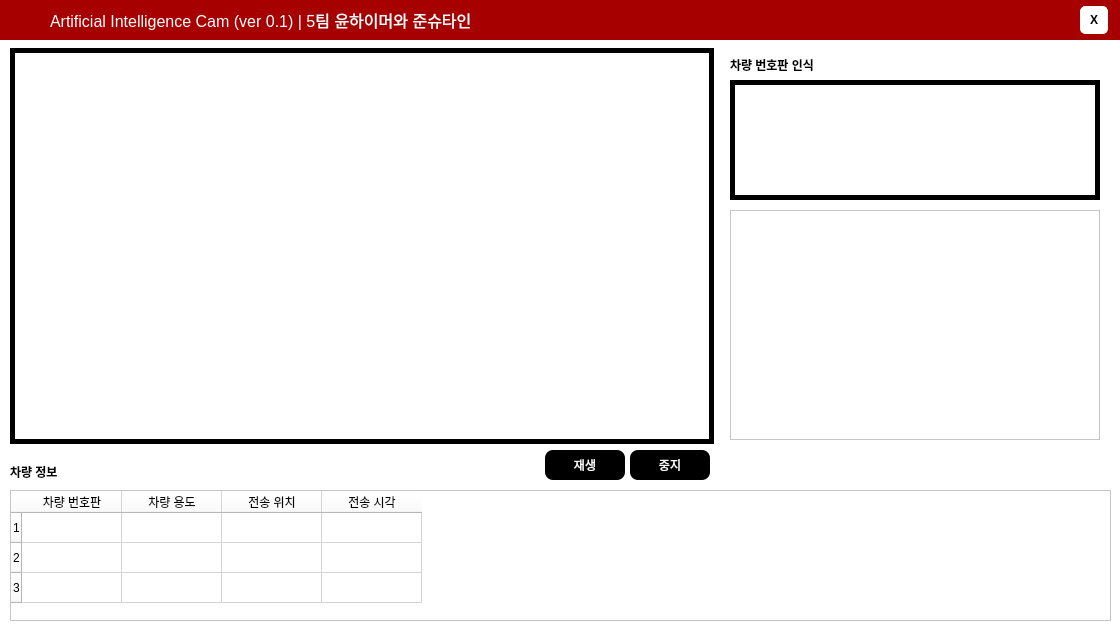
Old version of the form Qt_ui/_ui/ui_main_form.ui in the repository ULRBf/first_ai_project.
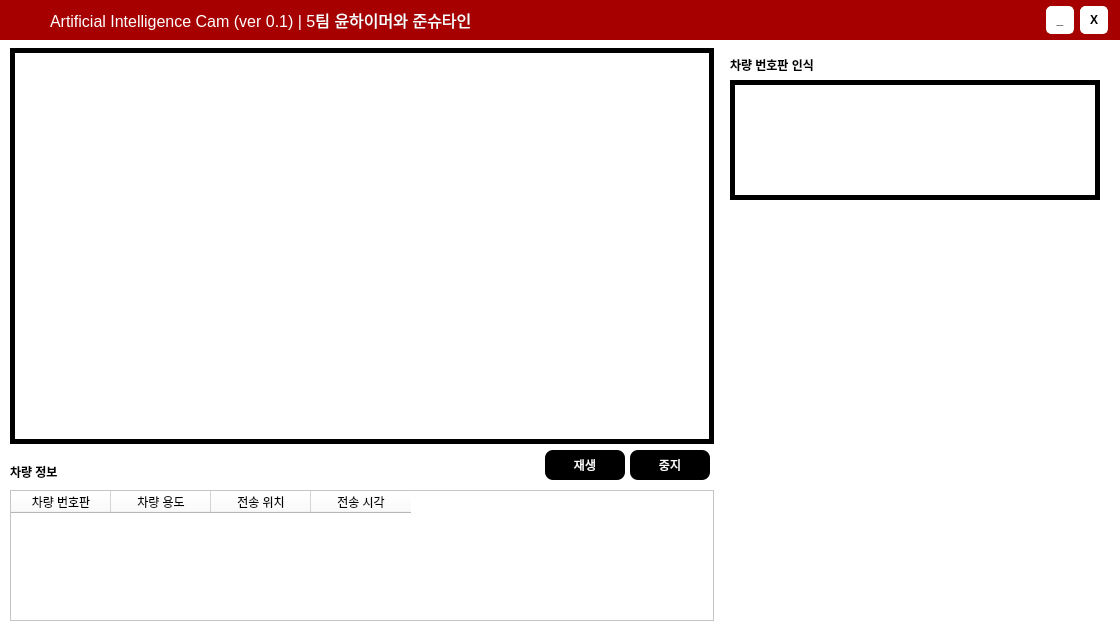
New version of the form. The open tabs and pages were chosen to show the change. Icons and pictures are not drawn.

What changed in the file:
```diff
--- a/Qt_ui/_ui/ui_main_form.ui
+++ b/Qt_ui/_ui/ui_main_form.ui
@@ -51,10 +51,13 @@
        <string notr="true">background-color: #FFFFFF;</string>
       </property>
       <property name="currentIndex">
-       <number>1</number>
+       <number>0</number>
       </property>
       <widget class="QWidget" name="page">
        <widget class="QPushButton" name="icon_title_img">
+        <property name="enabled">
+         <bool>false</bool>
+        </property>
         <property name="geometry">
          <rect>
           <x>220</x>
@@ -117,6 +120,9 @@
         </property>
        </widget>
        <widget class="QPushButton" name="icon_open_id">
+        <property name="enabled">
+         <bool>false</bool>
+        </property>
         <property name="geometry">
          <rect>
           <x>196</x>
@@ -169,6 +175,9 @@
         </property>
        </widget>
        <widget class="QPushButton" name="icon_open_pw">
+        <property name="enabled">
+         <bool>false</bool>
+        </property>
         <property name="geometry">
          <rect>
           <x>196</x>
@@ -288,6 +297,30 @@
          <string>X</string>
         </property>
        </widget>
+       <widget class="QPushButton" name="btn_main1_minimized">
+        <property name="geometry">
+         <rect>
+          <x>1046</x>
+          <y>6</y>
+          <width>28</width>
+          <height>28</height>
+         </rect>
+        </property>
+        <property name="font">
+         <font>
+          <weight>75</weight>
+          <bold>true</bold>
+         </font>
+        </property>
+        <property name="styleSheet">
+         <string notr="true">background-color: #FFFFFF;
+border: 1px solid white;
+border-radius: 5px;</string>
+        </property>
+        <property name="text">
+         <string>_</string>
+        </property>
+       </widget>
        <zorder>lb_main_title_background</zorder>
        <zorder>icon_title_img</zorder>
        <zorder>lb_main_title</zorder>
@@ -298,6 +331,7 @@
        <zorder>le_id_text</zorder>
        <zorder>le_pw_text</zorder>
        <zorder>btn_main1_close</zorder>
+       <zorder>btn_main1_minimized</zorder>
       </widget>
       <widget class="QWidget" name="page_2">
        <widget class="QLabel" name="lb_main_img">
@@ -355,28 +389,13 @@
          <rect>
           <x>10</x>
           <y>490</y>
-          <width>1101</width>
+          <width>704</width>
           <height>131</height>
          </rect>
         </property>
         <property name="editTriggers">
          <set>QAbstractItemView::NoEditTriggers</set>
         </property>
-        <row>
-         <property name="text">
-          <string>1</string>
-         </property>
-        </row>
-        <row>
-         <property name="text">
-          <string>2</string>
-         </property>
-        </row>
-        <row>
-         <property name="text">
-          <string>3</string>
-         </property>
-        </row>
         <column>
          <property name="text">
           <string>차량 번호판</string>
@@ -481,19 +500,6 @@
          <string>재생</string>
         </property>
        </widget>
-       <widget class="QTextEdit" name="te_text_log">
-        <property name="geometry">
-         <rect>
-          <x>730</x>
-          <y>210</y>
-          <width>370</width>
-          <height>230</height>
-         </rect>
-        </property>
-        <property name="readOnly">
-         <bool>true</bool>
-        </property>
-       </widget>
        <widget class="QPushButton" name="btn_video_disconnect">
         <property name="geometry">
          <rect>
@@ -547,6 +553,9 @@
         </property>
        </widget>
        <widget class="QPushButton" name="icon_top_img">
+        <property name="enabled">
+         <bool>false</bool>
+        </property>
         <property name="geometry">
          <rect>
           <x>10</x>
@@ -574,6 +583,49 @@
          </size>
         </property>
        </widget>
+       <widget class="QLabel" name="lb_type_img">
+        <property name="geometry">
+         <rect>
+          <x>730</x>
+          <y>219</y>
+          <width>370</width>
+          <height>400</height>
+         </rect>
+        </property>
+        <property name="styleSheet">
+         <string notr="true"/>
+        </property>
+        <property name="text">
+         <string/>
+        </property>
+        <property name="scaledContents">
+         <bool>false</bool>
+        </property>
+       </widget>
+       <widget class="QPushButton" name="btn_main2_minimized">
+        <property name="geometry">
+         <rect>
+          <x>1046</x>
+          <y>6</y>
+          <width>28</width>
+          <height>28</height>
+         </rect>
+        </property>
+        <property name="font">
+         <font>
+          <weight>75</weight>
+          <bold>true</bold>
+         </font>
+        </property>
+        <property name="styleSheet">
+         <string notr="true">background-color: #FFFFFF;
+border: 1px solid white;
+border-radius: 5px;</string>
+        </property>
+        <property name="text">
+         <string>_</string>
+        </property>
+       </widget>
        <zorder>lb_top_background</zorder>
        <zorder>lb_main_img</zorder>
        <zorder>lb_plate_info_title</zorder>
@@ -582,10 +634,11 @@
        <zorder>lb_plate_img</zorder>
        <zorder>btn_main2_close</zorder>
        <zorder>btn_video_connect</zorder>
-       <zorder>te_text_log</zorder>
        <zorder>btn_video_disconnect</zorder>
        <zorder>label</zorder>
        <zorder>icon_top_img</zorder>
+       <zorder>lb_type_img</zorder>
+       <zorder>btn_main2_minimized</zorder>
       </widget>
      </widget>
     </item>
```
